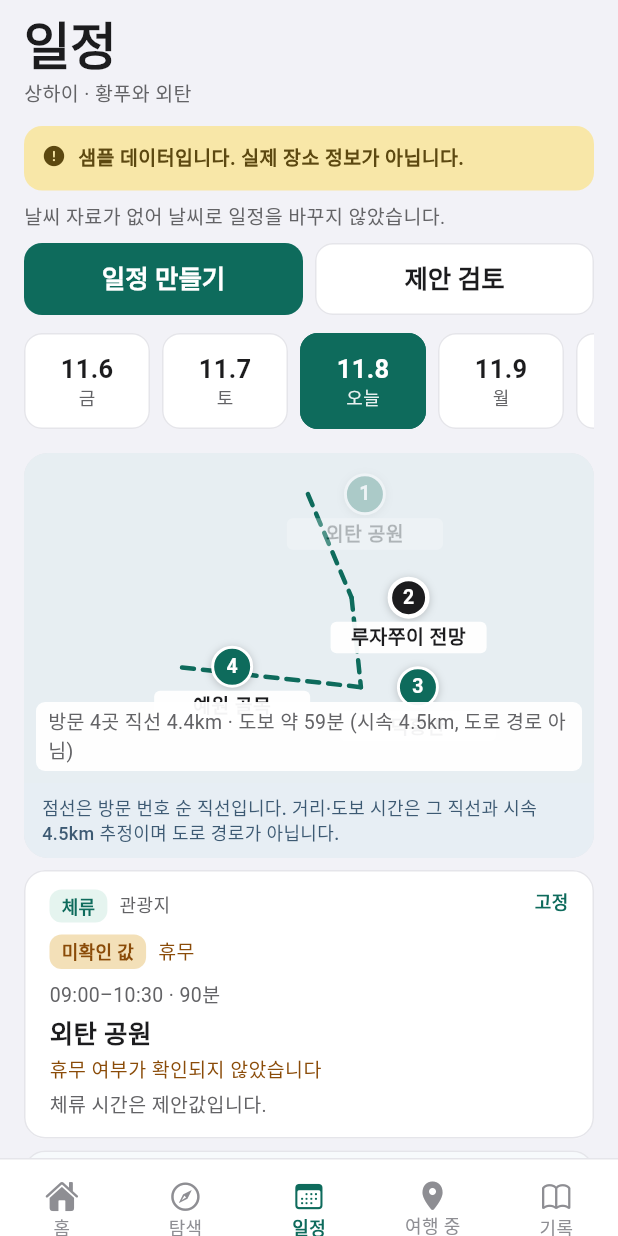
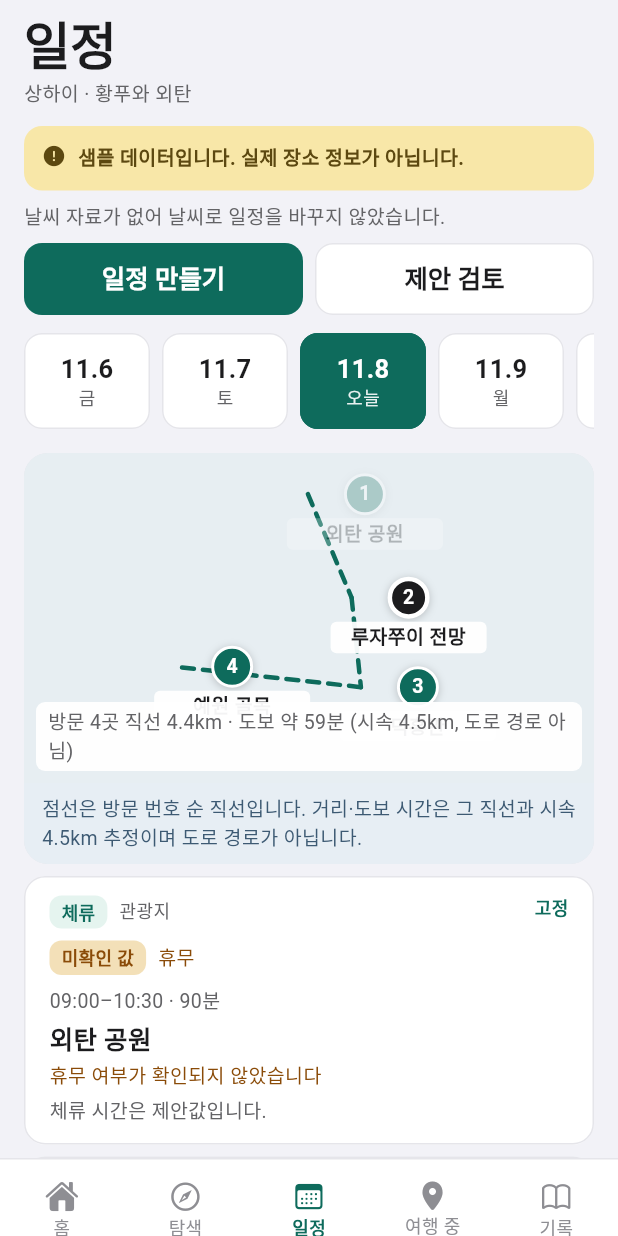
Before and after one commit to hyunu/trip_weaver, a Flutter app: the screen it shows after launch, item 3 of the bottom bar chosen, on a phone screen of 412 x 824 dp. Run offline on Flutter 3.47's test engine with Material 3 defaults, Android fonts, the phone set to English and light mode, and no system bars; Roboto replaces fonts that are missing (Pretendard).

Commit message:
Flutter stable에서 analyze 오류와 실패 테스트를 고친다
- DialogTheme 대신 DialogThemeData를 쓴다
- 지도 경로 안내 각주를 13pt footnote로 되돌린다
- 태블릿 테스트는 파일 저장소 대신 메모리 컨트롤러로 띄운다
- 기록 테스트는 날짜 칩을 보이게 한 뒤 프레임을 넘기고 누른다
- 화면 캡처는 CAPTURE_DIR(기본 build/captures)에 폴더를 만들어 저장한다
- pubspec.lock을 실제 의존성으로 갱신한다

Co-authored-by: xion34 <xion34@gmail.com>

```diff
--- a/lib/theme/app_theme.dart
+++ b/lib/theme/app_theme.dart
@@ -204,7 +204,7 @@ ThemeData buildTheme() {
       disabledBorder: field.disabledBorder,
       errorBorder: field.errorBorder,
     ),
-    dialogTheme: DialogTheme(
+    dialogTheme: DialogThemeData(
       backgroundColor: AppColors.card,
       surfaceTintColor: Colors.transparent,
       shape: RoundedRectangleBorder(borderRadius: BorderRadius.circular(AppRadii.card)),
--- a/lib/widgets/chrome.dart
+++ b/lib/widgets/chrome.dart
@@ -493,7 +493,7 @@ class MapFrame extends StatelessWidget {
                 color: AppColors.moveBg,
                 child: Padding(
                   padding: const EdgeInsets.symmetric(horizontal: AppSpace.sm, vertical: AppSpace.xs),
-                  child: Text(note!, style: AppType.caption.copyWith(color: AppColors.offlineFg)),
+                  child: Text(note!, style: AppType.footnote.copyWith(color: AppColors.offlineFg)),
                 ),
               ),
           ],
```
Also changed, not shown: pubspec.lock, 3 other files.
